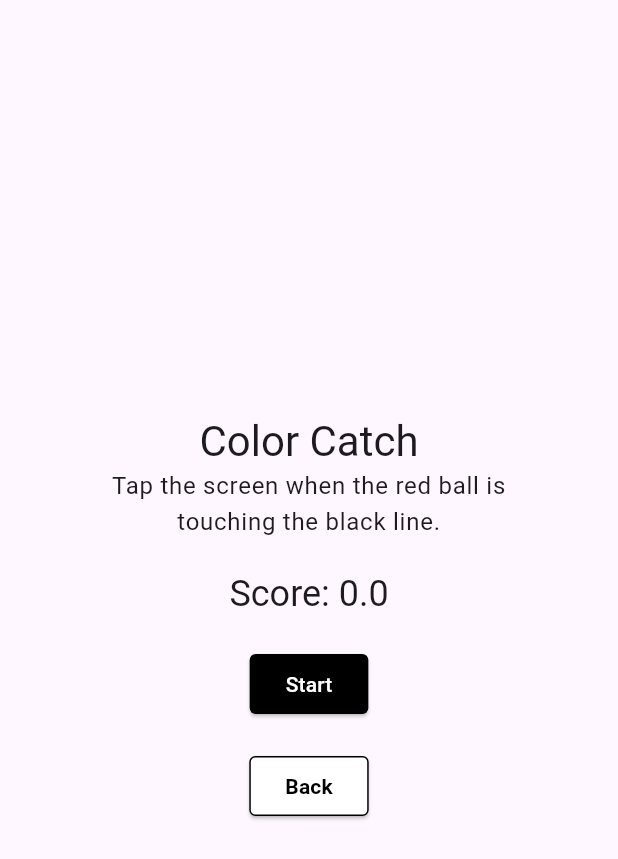
After one commit to DakshDB/iambored, a Flutter app: the ColorCatch screen opened directly, on a phone screen of 412 x 824 dp. The commit adds this screen. Shown: the top 859 px of the screen. Run offline on Flutter 3.47's test engine with Material 3 defaults, Android fonts, the phone set to English and light mode, and no system bars; our stand-ins replace cherry_toast, localstorage.

Commit message:
Color Catch

```diff
--- a/lib/Config/config.dart
+++ b/lib/Config/config.dart
@@ -13,4 +13,5 @@ var gameScoreOrderMap = {
   'react_right': 1,
   'spot_out': 1,
   'bored': 1,
+  'color_catch': 1,
 };
--- /dev/null
+++ b/lib/Games/ColorCatch/home.dart
@@ -0,0 +1,233 @@
+import 'dart:async';
+
+import 'package:flutter/material.dart';
+import 'package:iambored/Leaderboard/Services/ScoreRecorder.dart';
+
+class ColorCatch extends StatefulWidget {
+  const ColorCatch({super.key});
+
+  @override
+  State<ColorCatch> createState() => _ColorCatchState();
+}
+
+class _ColorCatchState extends State<ColorCatch> {
+  Timer? gameTimer;
+  bool _isChecking = false;
+  bool _isGameOver = false;
+
+  double score = 0;
+
+  var boardVisible = false;
+
+  double ballY = 0.1; // Ball's initial position
+  double ballSpeed = 0.005; // Ball's speed
+  double lineY = 0.8; // Line's position
+
+  _startGame() {
+    setState(() {
+      _isGameOver = false;
+      _isChecking = false;
+      score = 0;
+      ballY = 0.1;
+      ballSpeed = 0.005;
+      boardVisible = true;
+    });
+    _startTimer();
+  }
+
+  _startTimer() {
+    // 100 ms delay before allowing taps
+    Future.delayed(const Duration(milliseconds: 100), () {
+      gameTimer = Timer.periodic(const Duration(milliseconds: 10), (timer) {
+        if (_isChecking) return;
+        setState(() {
+          ballY += ballSpeed;
+
+          var ballHeight = 0.8 * MediaQuery.of(context).size.height * ballY;
+          var lineHeight = 0.8 * MediaQuery.of(context).size.height * lineY;
+
+          if (ballHeight > lineHeight + 5) {
+            // If the ball has fallen off the screen
+            _endGame();
+          }
+        });
+      });
+    });
+  }
+
+  _endGame() {
+    if (_isGameOver) return;
+    _isGameOver = true;
+
+    gameTimer?.cancel();
+    recordScore("color_catch", score.toDouble());
+    Future.delayed(const Duration(seconds: 1), () {
+      setState(() {
+        boardVisible = false;
+      });
+    });
+  }
+
+  _catchBall() {
+    _isChecking = true;
+
+    var ballHeight = 0.8 * MediaQuery.of(context).size.height * ballY;
+    var lineHeight = 0.8 * MediaQuery.of(context).size.height * lineY;
+
+    if (ballHeight + 50 < lineHeight) {
+      _endGame();
+      return;
+    }
+
+    if (ballHeight > lineHeight + 5) {
+      _endGame();
+      return;
+    }
+
+    double distance = ((ballHeight + 25) - (lineHeight + 2.5)).abs();
+    distance = (distance * 100).round() / 100;
+    var roundedScore = ((100 - distance) * 100) / 100;
+    score += roundedScore;
+    ballSpeed = ballSpeed * 1.025;
+    _isChecking = false;
+    setState(() {
+      ballY = 0.1;
+    });
+  }
+
+  @override
+  void dispose() {
+    gameTimer?.cancel();
+    super.dispose();
+  }
+
+  @override
+  Widget build(BuildContext context) {
+    return Scaffold(
+        body: Center(
+      child: Column(
+        mainAxisAlignment: MainAxisAlignment.center,
+        children: <Widget>[
+          Visibility(
+            visible: !boardVisible,
+            child: Column(
+              children: [
+                Text(
+                  'Color Catch',
+                  style: Theme.of(context).textTheme.headlineMedium,
+                ),
+                // Instructions
+                SizedBox(
+                  width: MediaQuery.of(context).size.width * 0.8,
+                  child: Text(
+                    'Tap the screen when the red ball is touching the black line.',
+                    textAlign: TextAlign.center,
+                    style: Theme.of(context).textTheme.bodyLarge,
+                  ),
+                ),
+                const SizedBox(height: 20),
+                // Score
+                Text(
+                  'Score: ${score.toStringAsFixed(1)}',
+                  style: Theme.of(context).textTheme.headlineSmall,
+                ),
+                const SizedBox(height: 20),
+                // Start button
+                ElevatedButton(
+                  style: ElevatedButton.styleFrom(
+                    foregroundColor: Colors.white,
+                    backgroundColor: Colors.black,
+                    shape: RoundedRectangleBorder(
+                      borderRadius: BorderRadius.circular(4.0),
+                    ),
+                  ),
+                  onPressed: () {
+                    _startGame();
+                  },
+                  child: const Text('Start'),
+                ),
+                const SizedBox(height: 20),
+                // Back button
+                ElevatedButton(
+                  style: ButtonStyle(
+                    shape: MaterialStateProperty.all<RoundedRectangleBorder>(RoundedRectangleBorder(
+                        borderRadius: BorderRadius.circular(4.0), side: const BorderSide(color: Colors.black))),
+                    backgroundColor: MaterialStateProperty.all<Color>(Colors.white),
+                    foregroundColor: MaterialStateProperty.all<Color>(Colors.black),
+                  ),
+                  onPressed: () {
+                    Navigator.pop(context);
+                  },
+                  child: const Text('Back', style: TextStyle(color: Colors.black, fontWeight: FontWeight.bold)),
+                ),
+              ],
+            ),
+          ),
+          // Board
+          Visibility(
+              visible: boardVisible,
+              child: Column(
+                children: [
+                  // Top bar with score and color to find and timer
+                  SizedBox(
+                    height: 0.2 * MediaQuery.of(context).size.height,
+                    width: MediaQuery.of(context).size.width,
+                    child: Column(
+                      mainAxisAlignment: MainAxisAlignment.spaceAround,
+                      children: [
+                        SizedBox(height: 20),
+                        Text(
+                          'Color Catch',
+                          style: Theme.of(context).textTheme.headlineMedium,
+                        ),
+                        // Score
+                        Text(
+                          'Score: ${score.toStringAsFixed(1)}',
+                          style: Theme.of(context).textTheme.headlineSmall,
+                        ),
+                      ],
+                    ),
+                  ),
+                  // Board
+                  GestureDetector(
+                    behavior: HitTestBehavior.opaque,
+                    onTap: () {
+                      _catchBall();
+                    },
+                    child: SizedBox(
+                      height: 0.8 * MediaQuery.of(context).size.height,
+                      width: MediaQuery.of(context).size.width,
+                      child: Stack(
+                        children: <Widget>[
+                          Positioned(
+                            top: ballY * 0.8 * MediaQuery.of(context).size.height,
+                            left: MediaQuery.of(context).size.width / 2 - 25,
+                            child: Container(
+                              width: 50,
+                              height: 50,
+                              decoration: const BoxDecoration(
+                                color: Colors.red,
+                                shape: BoxShape.circle,
+                              ),
+                            ),
+                          ),
+                          Positioned(
+                            top: lineY * 0.8 * MediaQuery.of(context).size.height,
+                            left: 0,
+                            child: Container(
+                              width: MediaQuery.of(context).size.width,
+                              height: 5,
+                              color: Colors.black,
+                            ),
+                          ),
+                        ],
+                      ),
+                    ),
+                  ),
+                ],
+              )),
+        ],
+      ),
+    ));
+  }
+}
--- a/lib/Leaderboard/home.dart
+++ b/lib/Leaderboard/home.dart
@@ -94,6 +94,20 @@ class _LeaderboardState extends State<Leaderboard> {
                                   getData(game);
                                 },
                                 child: const Text('Bored'),
+                              ),
+                              const SizedBox(
+                                width: 20,
+                              ),
+                              ElevatedButton(
+                                style: ElevatedButton.styleFrom(
+                                  foregroundColor: Colors.white,
+                                  backgroundColor: Colors.black,
+                                ),
+                                onPressed: () {
+                                  var game = 'color_catch';
+                                  getData(game);
+                                },
+                                child: const Text('Color Catch'),
                               ),
                               const SizedBox(
                                 width: 20,
@@ -332,7 +346,7 @@ class _LeaderboardState extends State<Leaderboard> {
                                 height: 10,
                               ),
                               Text(
-                                averageScore.toString(),
+                                averageScore.toStringAsFixed(1),
                                 style: Theme.of(context)
                                     .textTheme
                                     .headlineSmall
@@ -354,7 +368,7 @@ class _LeaderboardState extends State<Leaderboard> {
                                 height: 10,
                               ),
                               Text(
-                                bestScore.score.toString(),
+                                bestScore.score.toStringAsFixed(1),
                                 style: Theme.of(context)
                                     .textTheme
                                     .headlineSmall
@@ -461,7 +475,7 @@ class _LeaderboardState extends State<Leaderboard> {
                                       DataCell(Row(
                                         mainAxisAlignment: MainAxisAlignment.center,
                                         children: [
-                                          Text(scores[index].score.toString()),
+                                          Text(scores[index].score.toStringAsFixed(1)),
                                         ],
                                       )),
                                       DataCell(Row(
--- a/lib/home.dart
+++ b/lib/home.dart
@@ -6,6 +6,7 @@ import 'package:iambored/Games/SpotOut/home.dart';
 
 import 'Games/Bored/home.dart';
 import 'Games/CatchDot/home.dart';
+import 'Games/ColorCatch/home.dart';
 import 'Games/FindDot/home.dart';
 import 'Games/Focus/home.dart';
 import 'Games/LifeGame/home.dart';
@@ -42,6 +43,7 @@ class _HomeState extends State<Home> {
     'Recall Rumble': const RecallRumble(),
     'Speed Swipe': const SpeedSwipe(),
     'React Right': const ReactRight(),
+    'Color Catch': const ColorCatch(),
   };
 
   @override
```
